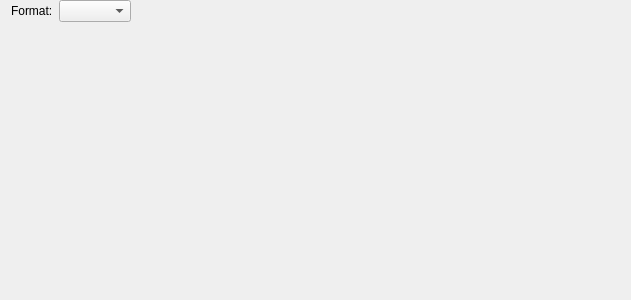
Old version of the form volumina/widgets/multiformatSlotExportFileOptionsWidget.ui in the repository ilastik/volumina.
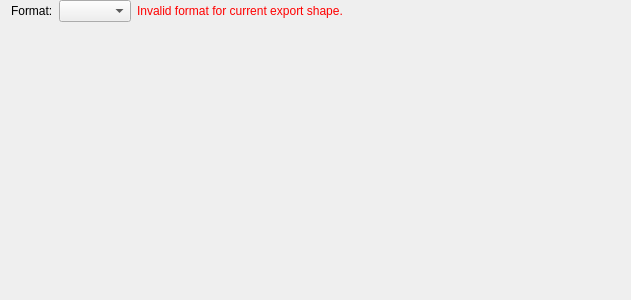
New version of the form.

Commit message: Export file options widgets: - Added stack export file options widget - Adapted multiformat options widget to recent OpFormattedDataExport changes - Added formatValidityChange signal, which uses op.FormatSelectionIsValid

Diff of the .ui file:
```diff
--- a/volumina/widgets/multiformatSlotExportFileOptionsWidget.ui
+++ b/volumina/widgets/multiformatSlotExportFileOptionsWidget.ui
@@ -36,7 +36,7 @@
    <item row="0" column="1">
     <widget class="QComboBox" name="formatCombo"/>
    </item>
-   <item row="0" column="2">
+   <item row="0" column="3">
     <spacer name="horizontalSpacer">
      <property name="orientation">
       <enum>Qt::Horizontal</enum>
@@ -52,6 +52,13 @@
    <item row="1" column="0" colspan="3">
     <widget class="QStackedWidget" name="stackedWidget"/>
    </item>
+   <item row="0" column="2">
+    <widget class="QLabel" name="formatErrorLabel">
+     <property name="text">
+      <string>&lt;html&gt;&lt;head/&gt;&lt;body&gt;&lt;p&gt;&lt;span style=&quot; color:#ff0000;&quot;&gt;Invalid format for current export shape.&lt;/span&gt;&lt;/p&gt;&lt;/body&gt;&lt;/html&gt;</string>
+     </property>
+    </widget>
+   </item>
   </layout>
  </widget>
  <resources/>
```
Left out of the diff: 2 changed lines with no effect on the pictures. The commit also changes 3 other files.
